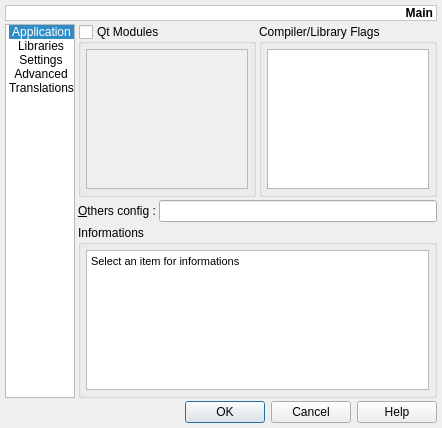
Old version of the form v2/trunk/v2parser/src/ui/UIQMakeProjectSettings.ui in the repository testmana2/mks.
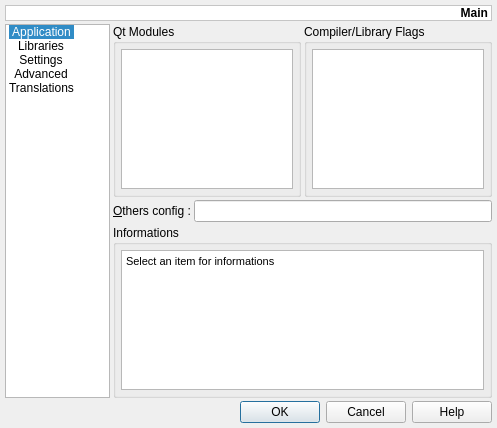
New version of the form. The open tabs and pages were chosen to show the change. Icons and pictures are not drawn.

Diff of the .ui file:
```diff
--- a/v2/trunk/v2parser/src/ui/UIQMakeProjectSettings.ui
+++ b/v2/trunk/v2parser/src/ui/UIQMakeProjectSettings.ui
@@ -5,7 +5,7 @@
    <rect>
     <x>0</x>
     <y>0</y>
-    <width>442</width>
+    <width>497</width>
     <height>398</height>
    </rect>
   </property>
@@ -586,12 +586,6 @@
          <property name="title" >
           <string>Qt Modules</string>
          </property>
-         <property name="checkable" >
-          <bool>true</bool>
-         </property>
-         <property name="checked" >
-          <bool>false</bool>
-         </property>
          <layout class="QVBoxLayout" >
           <property name="margin" >
            <number>5</number>
@@ -648,8 +642,8 @@
             <property name="html" >
              <string>&lt;html>&lt;head>&lt;meta name="qrichtext" content="1" />&lt;style type="text/css">
 p, li { white-space: pre-wrap; }
-&lt;/style>&lt;/head>&lt;body style=" font-family:'MS Shell Dlg 2'; font-size:8.25pt; font-weight:400; font-style:normal; text-decoration:none;">
-&lt;p style=" margin-top:0px; margin-bottom:0px; margin-left:0px; margin-right:0px; -qt-block-indent:0; text-indent:0px; font-size:8pt;">Select an item for informations&lt;/p>&lt;/body>&lt;/html></string>
+&lt;/style>&lt;/head>&lt;body style=" font-family:'Sans Serif'; font-size:9pt; font-weight:400; font-style:normal; text-decoration:none;">
+&lt;p style=" margin-top:0px; margin-bottom:0px; margin-left:0px; margin-right:0px; -qt-block-indent:0; text-indent:0px; font-family:'MS Shell Dlg 2'; font-size:8pt;">Select an item for informations&lt;/p>&lt;/body>&lt;/html></string>
             </property>
            </widget>
           </item>
@@ -1251,7 +1245,7 @@
     <widget class="QListWidget" name="lwMenu" >
      <property name="minimumSize" >
       <size>
-       <width>70</width>
+       <width>105</width>
        <height>0</height>
       </size>
      </property>
```
